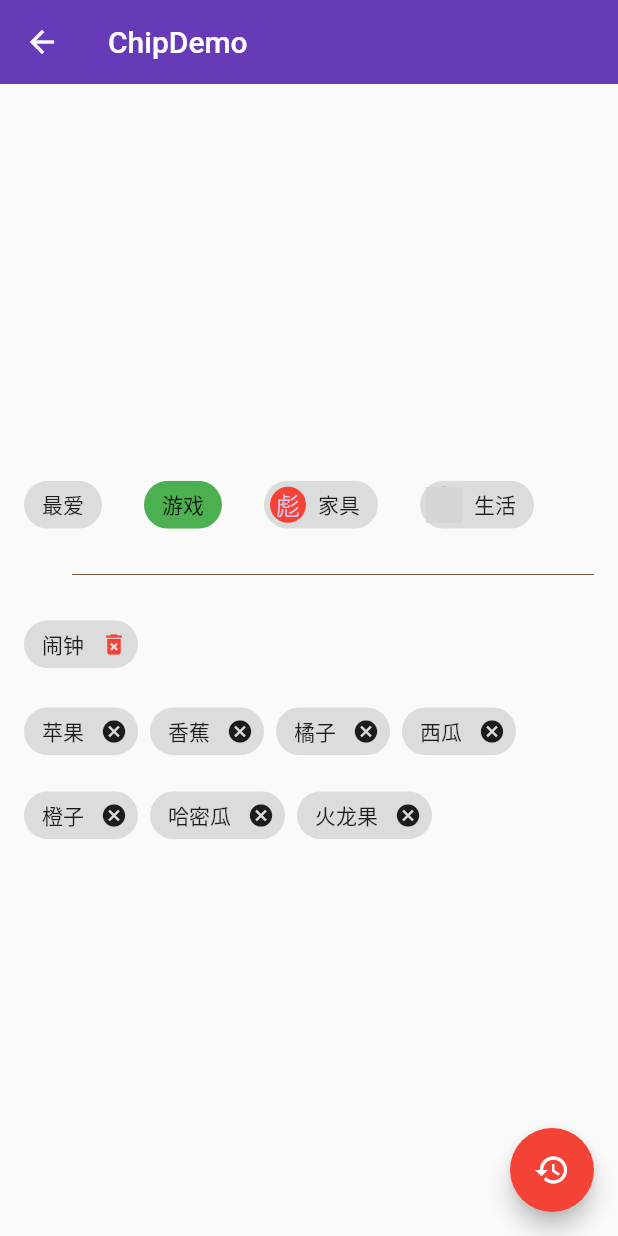
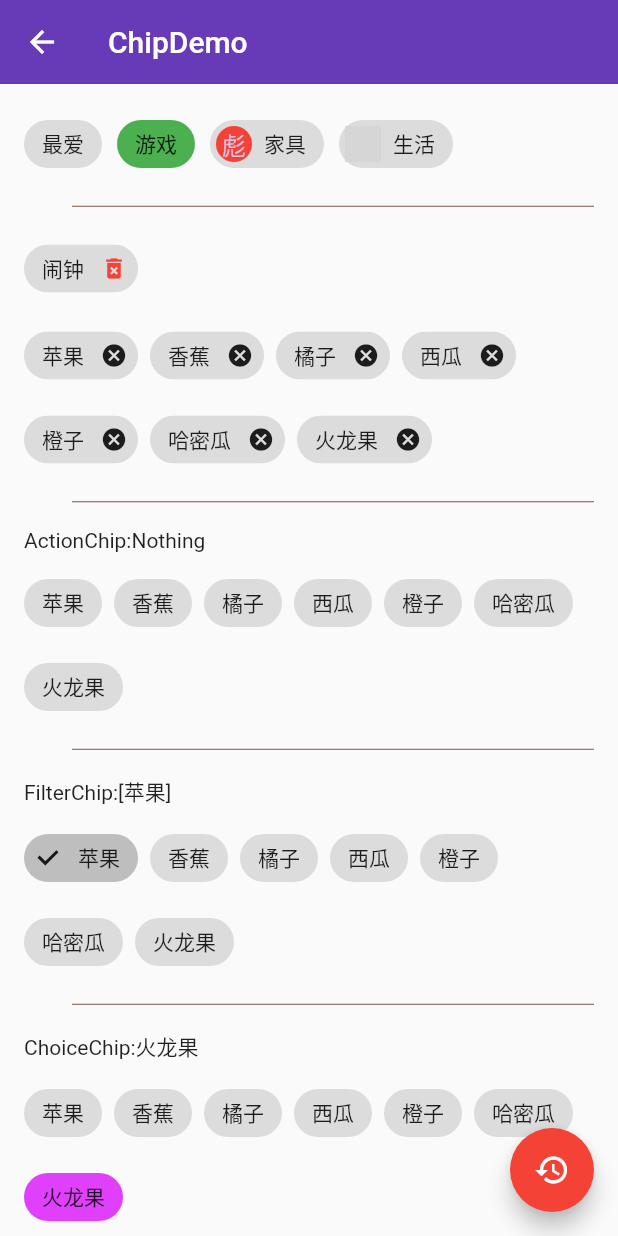
Before and after one commit to zwna/flutter, a Flutter app: the ChipDemo screen opened directly, on a phone screen of 412 x 824 dp. Run offline on Flutter 3.47's test engine with Material 2 defaults, Android fonts, the light colour scheme and no system bars; network calls fail; grey boxes are pictures that could not be loaded.

Commit message:
2019-1-2

```diff
--- a/lib/demo/chip_demo.dart
+++ b/lib/demo/chip_demo.dart
@@ -17,6 +17,12 @@ class _ChipDemoState extends State<ChipDemo> {
     '火龙果',
   ];
 
+  String _action = 'Nothing';
+
+  List<String> _selected = ['苹果'];
+
+  String _choice = "火龙果";
+
   @override
   Widget build(BuildContext context) {
     return Scaffold(
@@ -32,14 +38,14 @@ class _ChipDemoState extends State<ChipDemo> {
           mainAxisAlignment: MainAxisAlignment.center,
           children: <Widget>[
             Wrap(
-              spacing: 28.0,
+              spacing: 10.0,
               runSpacing: 10.0,
               children: <Widget>[
                 Chip(label: Text('最爱')),
                 Chip(label: Text('游戏'),backgroundColor: Colors.green),
                 Chip(label: Text('家具'),avatar: CircleAvatar(backgroundColor: Colors.red,child: Text('彪'),)),
                 Chip(label: Text('生活'),avatar: CircleAvatar(backgroundImage: NetworkImage('https://ss1.bdstatic.com/70cFuXSh_Q1YnxGkpoWK1HF6hhy/it/u=799864609,2034929278&fm=26&gp=0.jpg'),)),
-                Divider(color: Colors.brown,height: 25.0,indent: 32.0),
+                Divider(color: Colors.brown,height: 15.0,indent: 32.0),
                 Chip(label: Text('闹钟'),onDeleted: (){
 
                 },deleteIcon: Icon(Icons.delete_forever),deleteIconColor: Colors.red,deleteButtonTooltipMessage: 'Remove This Item',),
@@ -51,7 +57,54 @@ class _ChipDemoState extends State<ChipDemo> {
                       tags.remove(tag);
                     });},);
                   }).toList(),
-                )
+                ),
+                Divider(color: Colors.brown,height: 15.0,indent: 32.0),
+                Container(
+                  child: Text('ActionChip:$_action'),
+                ),
+                Wrap(
+                  spacing: 8.0,
+                  runSpacing: 8.0,
+                  children: tags.map((tag){
+                    return ActionChip(label: Text(tag),onPressed: (){
+                      setState(() {
+                      _action = tag;
+                    });
+                    },
+                    );
+                  }).toList()),
+                Divider(color: Colors.brown,height: 15.0,indent: 32.0),
+                Container(
+                  child: Text('FilterChip:${_selected.toString()}'),
+                ),
+                Wrap(
+                    spacing: 8.0,
+                    runSpacing: 8.0,
+                    children: tags.map((tag){
+                      return FilterChip(label: Text(tag),selected:_selected.contains(tag),onSelected:(value){
+                        setState(() {
+                          if(_selected.contains(tag)){
+                            _selected.remove(tag);
+                          }else{
+                            _selected.add(tag);
+                          }
+                        });
+                      });
+                    }).toList()),
+                Divider(color: Colors.brown,height: 15.0,indent: 32.0),
+                Container(
+                  child: Text('ChoiceChip:$_choice'),
+                ),
+                Wrap(
+                    spacing: 8.0,
+                    runSpacing: 8.0,
+                    children: tags.map((tag){
+                      return ChoiceChip(label: Text(tag),selected:_choice == tag,selectedColor: Colors.purpleAccent,onSelected:(value){
+                        setState(() {
+                          _choice = tag;
+                        });
+                      });
+                    }).toList()),
               ],
             ),
           ],
@@ -68,7 +121,10 @@ class _ChipDemoState extends State<ChipDemo> {
             '哈密瓜',
             '火龙果',
           ];
-        });
+        }
+        );
+        _selected = [];
+        _choice = "火龙果";
       },),
     );
   }
--- a/lib/demo/material_component.dart
+++ b/lib/demo/material_component.dart
@@ -13,6 +13,7 @@ import 'package:flutter_app/demo/bottom_sheet_demo.dart';
 import 'package:flutter_app/demo/snack_bar_demo.dart';
 import 'package:flutter_app/demo/expansion_panel_demo.dart';
 import 'package:flutter_app/demo/chip_demo.dart';
+import 'package:flutter_app/demo/data_table_demo.dart';
 
 class MaterialComponent extends StatelessWidget {
   @override
@@ -40,6 +41,7 @@ class MaterialComponent extends StatelessWidget {
               ListItemWidget(title: 'SnackBarDemo',page: SnackBarDemo()),
               ListItemWidget(title: 'ExpansionPanelDemo',page: ExpansionPanelDemo()),
               ListItemWidget(title: 'ChipDemo',page: ChipDemo()),
+              ListItemWidget(title: 'DataTableDemo',page: DataTableDemo()),
             ],
           ),
         );
```
Also changed, not shown: lib/demo/data_table_demo.dart (added, +66 -0 lines).
